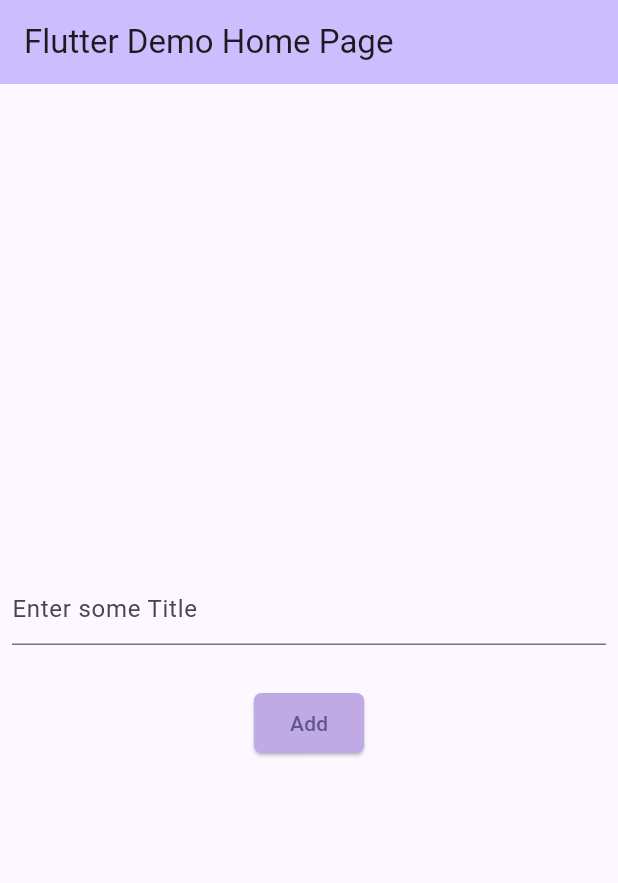
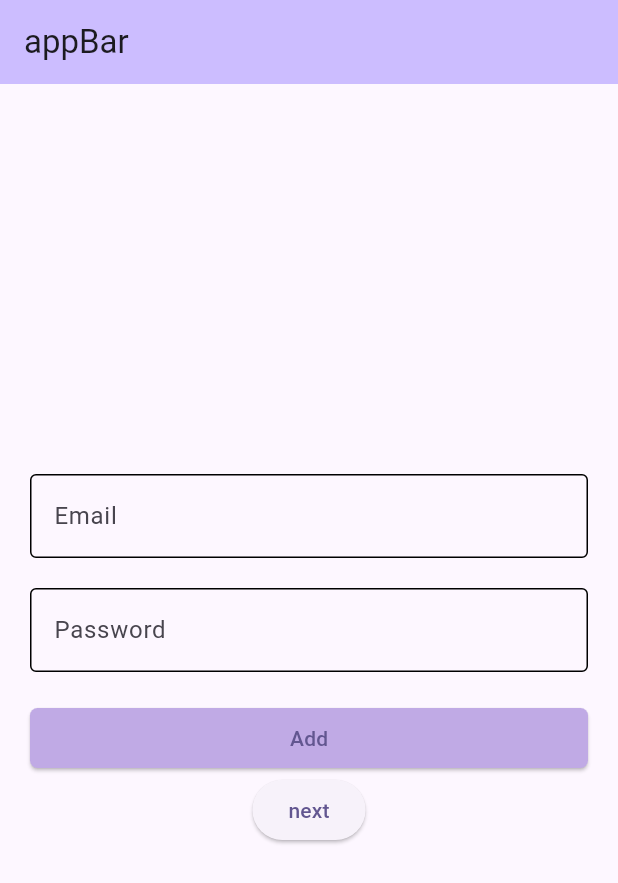
Before and after one commit to flutterboydeep/bloc_tutorial, a Flutter app: the MyHomePage screen opened directly, on a phone screen of 412 x 824 dp. Shown: the top 883 px of the screen. Run offline on Flutter 3.47's test engine with Material 3 defaults, Android fonts, the phone set to English and light mode, and no system bars; our stand-ins replace flutter_bloc.

Commit message:
form validation using bloc (email and Password)

```diff
--- /dev/null
+++ b/lib/bloc/auth_bloc.dart
@@ -0,0 +1,38 @@
+import 'dart:developer';
+
+import 'package:flutter_bloc/flutter_bloc.dart';
+part 'auth_event.dart';
+part 'auth_state.dart';
+
+class AuthBloc extends Bloc<AuthEvent, AuthState> {
+  AuthBloc() : super(AuthInitial()) {
+    on<AuthSignInRequest>((event, emit) async {
+      emit(AuthLoading());
+      try {
+        final email = event.Email;
+        final passsword = event.Password;
+
+        await Future.delayed(Duration(seconds: 1), () {
+          return emit(AuthSuccess(uid: '$email-$passsword'));
+        });
+
+        if (passsword.length < 6) {
+          return emit(AuthFailure("Password cannot be less than 6 charactes"));
+        }
+      } catch (e) {
+        emit(AuthFailure("Error ocured: $e"));
+      }
+    });
+    on<AuthSignOutRequest>(
+      (event, emit) async {
+        try {
+          await Future.delayed(Duration(seconds: 1), () {
+            return emit(AuthInitial());
+          });
+        } catch (e) {
+          emit(AuthFailure(e.toString()));
+        }
+      },
+    );
+  }
+}
--- /dev/null
+++ b/lib/bloc/auth_event.dart
@@ -0,0 +1,14 @@
+part of 'auth_bloc.dart';
+
+sealed class AuthEvent {}
+
+class AuthSignInRequest extends AuthEvent {
+  final String Email;
+  final String Password;
+  AuthSignInRequest({
+    required this.Email,
+    required this.Password,
+  });
+}
+
+class AuthSignOutRequest extends AuthEvent {}
--- /dev/null
+++ b/lib/bloc/auth_state.dart
@@ -0,0 +1,17 @@
+part of 'auth_bloc.dart';
+
+sealed class AuthState {}
+
+class AuthInitial extends AuthState {}
+
+class AuthLoading extends AuthState {}
+
+class AuthFailure extends AuthState {
+  final error;
+  AuthFailure(this.error);
+}
+
+class AuthSuccess extends AuthState {
+  final String uid;
+  AuthSuccess({required this.uid});
+}
--- a/lib/cubit/addTitle_cubit.dart
+++ /dev/null
@@ -1,13 +0,0 @@
-import 'package:flutter_bloc/flutter_bloc.dart';
-import 'package:learn_bloc/cubit/models/addTitle_models.dart';
-
-class AddTitle_cubit extends Cubit<List<AddTitle_maodels>> {
-  AddTitle_cubit() : super([]);
-  void addTitle(String title) {
-    final AddDataTitle =
-        AddTitle_maodels(titles: title, Created_At: DateTime.now().toString());
-    state.add(AddDataTitle);
-    print("The run time type of AddData Title is  ${AddDataTitle.runtimeType}");
-    emit(state);
-  }
-}
--- a/lib/cubit/models/addTitle_models.dart
+++ /dev/null
@@ -1,9 +0,0 @@
-class AddTitle_maodels {
-  final String titles;
-  final String Created_At;
-
-  AddTitle_maodels({
-    required this.titles,
-    required this.Created_At,
-  });
-}
--- a/lib/homepage.dart
+++ b/lib/homepage.dart
@@ -1,62 +1,108 @@
+import 'dart:developer';
+
 import 'package:flutter/material.dart';
 import 'package:flutter_bloc/flutter_bloc.dart';
-import 'package:learn_bloc/cubit/addTitle_cubit.dart';
-import 'package:learn_bloc/showTitle.dart';
-// import 'package:flutter_bloc/flutter_bloc.dart';
-// import 'package:learn_bloc/bloc/counter_bloc.dart';
-// import 'package:learn_bloc/cubit/AdderPart.dart';
+import 'package:learn_bloc/bloc/auth_bloc.dart';
+import 'package:learn_bloc/enterNewpage.dart';
 
 class MyHomePage extends StatelessWidget {
   MyHomePage({super.key, required this.title});
 
   final String title;
-  TextEditingController titleCtrl = TextEditingController();
+  TextEditingController mailCtrl = TextEditingController();
+  TextEditingController passCtrl = TextEditingController();
 
   @override
   Widget build(BuildContext context) {
-    // final counterCubit = BlocProvider.of<CounterCubit>(context);
-    // final counterBloc = BlocProvider.of<CounterBloc>(context);
+    log("I am re run again");
+
     return Scaffold(
       appBar: AppBar(
         backgroundColor: Theme.of(context).colorScheme.inversePrimary,
         title: Text(title),
       ),
-      body: Center(
+      body: BlocConsumer<AuthBloc, AuthState>(
+        listener: (context, state) {
+          if (state is AuthFailure) {
+            ScaffoldMessenger.of(context)
+                .showSnackBar(SnackBar(content: Text(state.error)));
+          }
+          if (state is AuthSuccess) {
+            Navigator.push(context,
+                MaterialPageRoute(builder: (context) => EnterNewPage()));
+          }
+        },
+        builder: (context, state) {
+          if (state is AuthLoading) {
+            return Center(
+              child: CircularProgressIndicator(),
+            );
+          }
+          return Center(
+            child: Padding(
+              padding: EdgeInsets.symmetric(vertical: 10, horizontal: 20),
               child: Column(
                 mainAxisAlignment: MainAxisAlignment.center,
                 children: <Widget>[
-            Padding(
-              padding: const EdgeInsets.all(8.0),
-              child: TextField(
-                decoration: InputDecoration(hintText: 'Enter some Title'),
-                controller: titleCtrl,
+                  TextField(
+                    decoration: InputDecoration(
+                      hintText: 'Email',
+                      enabledBorder: OutlineInputBorder(),
+                      focusedBorder:
+                          OutlineInputBorder(borderSide: BorderSide(width: 2)),
                     ),
+                    controller: mailCtrl,
                   ),
                   SizedBox(
                     height: 20,
                   ),
-            ElevatedButton(
+                  TextField(
+                    obscureText: true,
+                    decoration: InputDecoration(
+                      hintText: 'Password',
+                      enabledBorder: OutlineInputBorder(),
+                      focusedBorder:
+                          OutlineInputBorder(borderSide: BorderSide(width: 2)),
+                    ),
+                    controller: passCtrl,
+                  ),
+                  SizedBox(
+                    height: 20,
+                  ),
+                  SizedBox(
+                    width: double.infinity,
+                    child: ElevatedButton(
                         style: ButtonStyle(
                             backgroundColor: MaterialStateProperty.all(
                                 const Color.fromARGB(255, 192, 170, 229)),
-                    shape: MaterialStateProperty.all(RoundedRectangleBorder(
+                            shape: MaterialStateProperty.all(
+                                RoundedRectangleBorder(
                                     borderRadius: BorderRadius.circular(5)))),
                         onPressed: () {
-                  // context
-                  //     .read<AddTitle_cubit>()
-                  BlocProvider.of<AddTitle_cubit>(context)
-                      .addTitle(titleCtrl.text.trim().toString());
+                          context.read<AuthBloc>().add(AuthSignInRequest(
+                              Email: mailCtrl.text.trim(),
+                              Password: passCtrl.text.trim()));
+                          // BlocProvider.of<AuthBloc>(context).add(
+                          //     AuthSignInRequest(
+                          // Email: mailCtrl.text.trim(),
+                          // Password: passCtrl.text.trim()));
+                        },
+                        child: Text("Add")),
+                  ),
+                  ElevatedButton(
+                      onPressed: () {
                         Navigator.push(
                             context,
                             MaterialPageRoute(
-                      builder: (context) => showTitle(),
-                    ),
-                  );
+                                builder: (context) => EnterNewPage()));
                       },
-                child: Text("Add"))
+                      child: Text("next"))
                 ],
               ),
             ),
           );
+        },
+      ),
+    );
   }
 }
```
Also changed, not shown: lib/enterNewpage.dart (added, +54 -0 lines), lib/main.dart (+3 -5 lines), lib/showTitle.dart (deleted, +0 -38 lines). Lines whose indentation alone changed are shown as unchanged.
